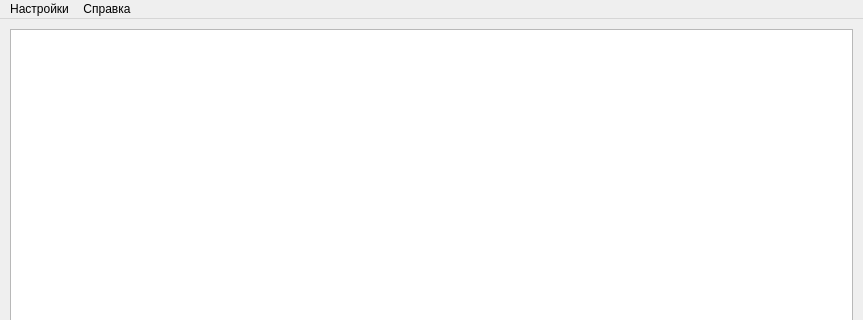
This is main_window.ui in NLinar/kin_downloader as Qt 5 draws it before an edit; both pictures show x 0 to 863 and y 0 to 320 of the 863 by 563 pixel window. The edited form follows.
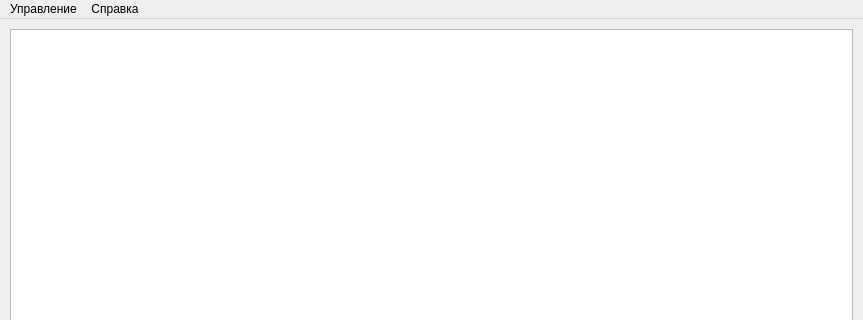
This is the edited form. Icons and pictures are not drawn.

What changed in the file:
```diff
--- a/main_window.ui
+++ b/main_window.ui
@@ -131,7 +131,7 @@
    </property>
    <widget class="QMenu" name="menu">
     <property name="title">
-     <string>Настройки</string>
+     <string>Управление</string>
     </property>
    </widget>
    <widget class="QMenu" name="menu_2">
```
Left out of the diff: 10 changed lines with no effect on the pictures.
